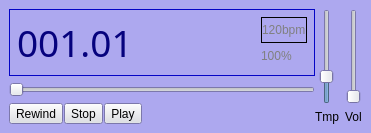
Old version of the form mscore/mscore/playpanel.ui in the repository musescore/musescore-old.
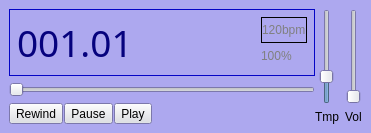
New version of the form. Icons and pictures are not drawn.

```diff
--- a/mscore/mscore/playpanel.ui
+++ b/mscore/mscore/playpanel.ui
@@ -2593,10 +2593,7 @@
        <item>
         <widget class="QToolButton" name="stopButton" >
          <property name="text" >
-          <string>Stop</string>
-         </property>
-         <property name="icon" >
-          <iconset resource="mscore.qrc" >:/data/stop.svg</iconset>
+          <string>Pause</string>
          </property>
          <property name="checkable" >
           <bool>true</bool>
```
Left out of the diff: 8 changed lines with no effect on the pictures.
